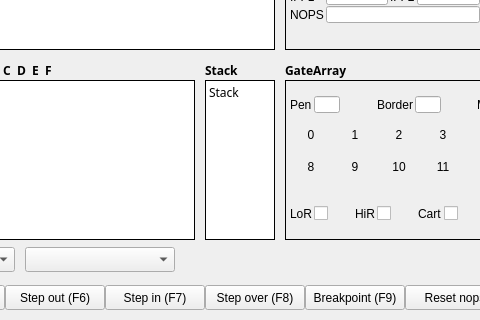
Qt form Debugger.ui (abalore/Cadence) before a commit; both pictures show x 205 to 685 and y 220 to 540 of the 860 by 540 pixel window.
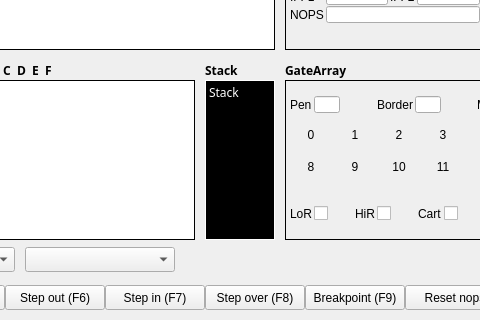
The same form after that commit.

What changed in the file:
```diff
--- a/Debugger.ui
+++ b/Debugger.ui
@@ -30,7 +30,7 @@
 QFrame#pnlZ80 QLabel, QFrame#pnlCRTC QLabel, QFrame#pnlGateArray QLabel { font-family: &quot;Ubuntu Sans Mono&quot;; font-size: 9pt; }
 QListView#listDisassembly, QListView#listMemory, QLabel#lblStack { font-family: &quot;Ubuntu Sans Mono&quot;; font-size: 9pt; }
 QListView#listDisassembly, QListView#listMemory { border: 1px solid black; }
-QLabel#lblStack { background-color: white; color: black; }</string>
+QLabel#lblStack { background-color: black; color: white; }</string>
   </property>
   <property name="modal">
    <bool>false</bool>
```
